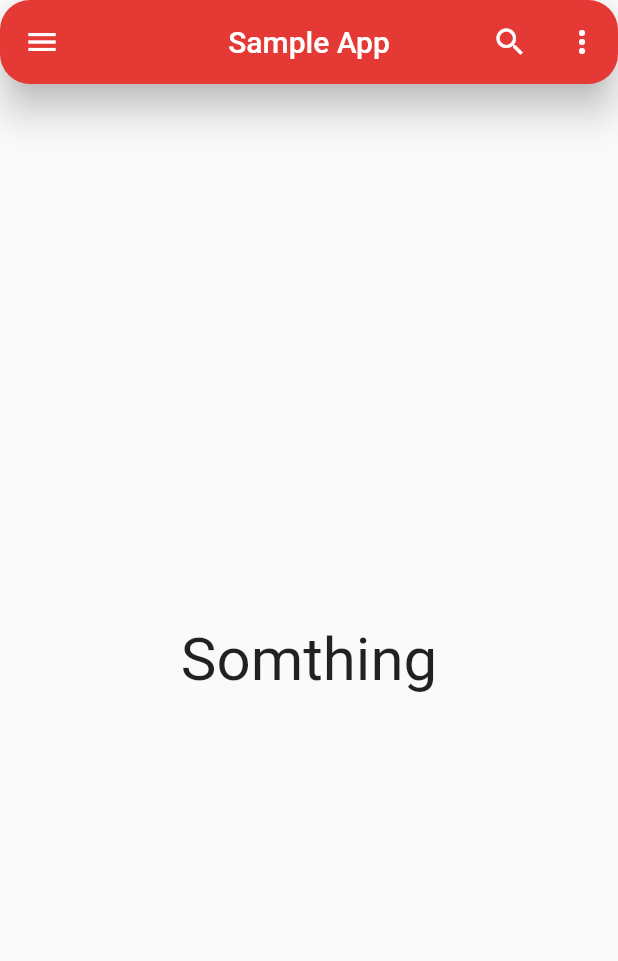
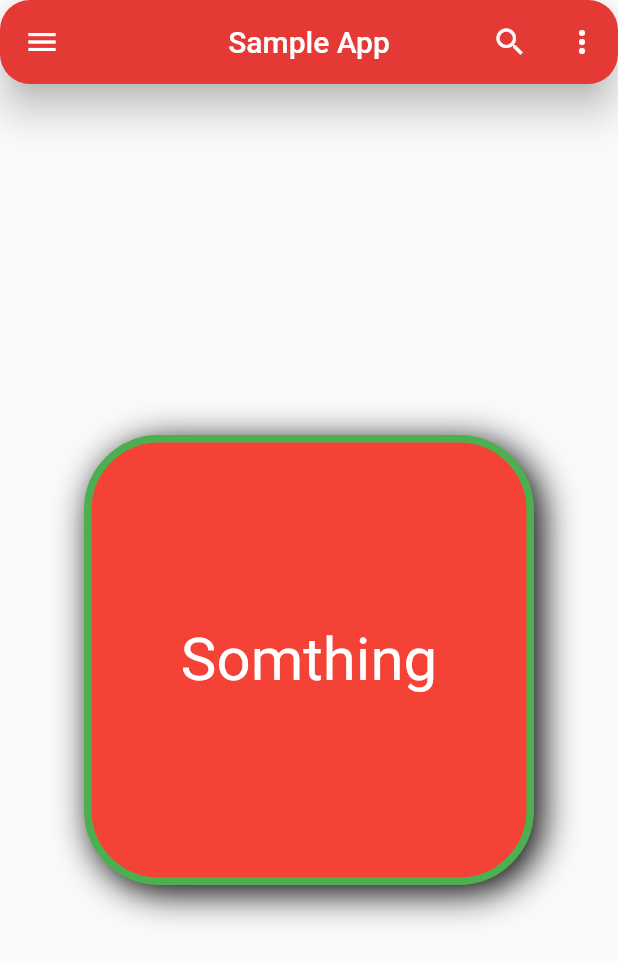
Before and after one commit to IsmailKoormath/Flutter_widgets, a Flutter app: the screen it shows after launch, on a phone screen of 412 x 824 dp. Shown: the top 961 px of the screen. Run offline on Flutter 3.47's test engine with Material 2 defaults, Android fonts, the phone set to English and light mode, and no system bars.

Commit message:
add style to the container

```diff
--- a/lib/widgets/container.dart
+++ b/lib/widgets/container.dart
@@ -26,7 +26,29 @@ class MyWidget extends StatelessWidget {
 
         ),
         body: Center(
-          child: Text("Somthing",style: TextStyle(fontSize: 40),),
+
+          child:Container(
+            // color: Colors.green,
+            height: 300,
+            // width: double.infinity,
+            width: 300,
+            margin: EdgeInsets.all(20),
+            padding: EdgeInsets.all(20),
+            alignment: Alignment.center,
+            decoration: BoxDecoration(
+              color:  Colors.red,
+              border: Border.all(color:Colors.green,width: 5),
+              borderRadius: BorderRadius.circular(50),
+              boxShadow:const [
+                BoxShadow(
+                  color: Colors.black,offset:Offset (5, 5),blurRadius: 20
+                )
+              ]
+            ),
+
+          child: Text("Somthing",style: TextStyle(fontSize: 40, color: Colors.white),),
+
+          ),
         ),
       );
   }
```
